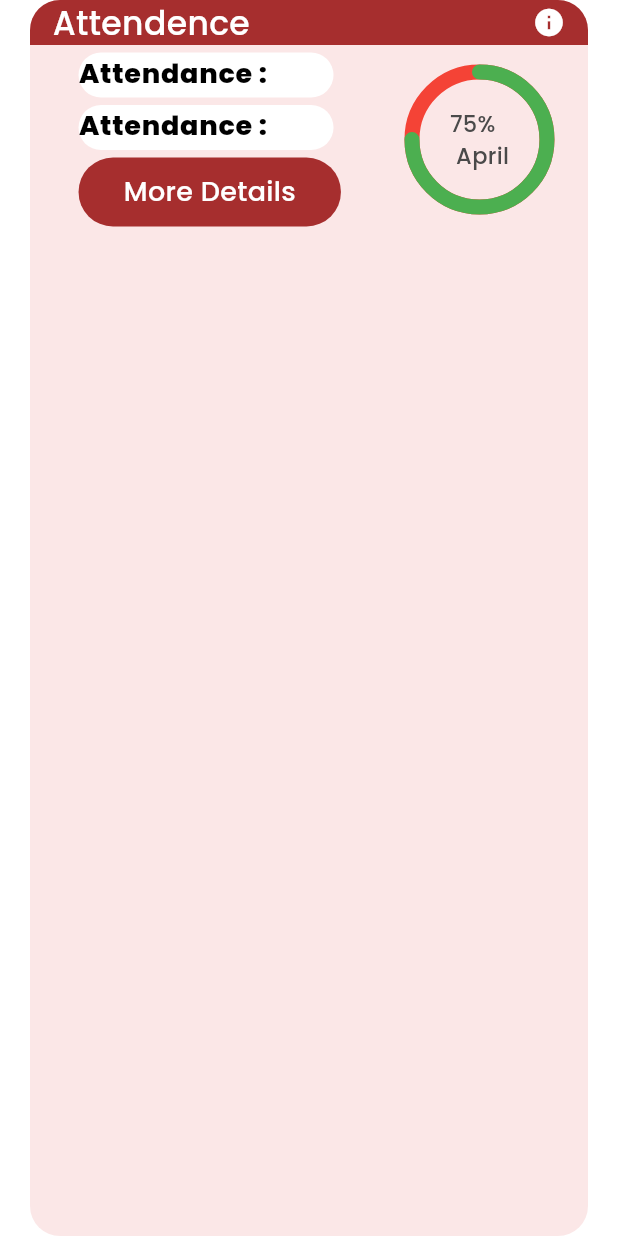
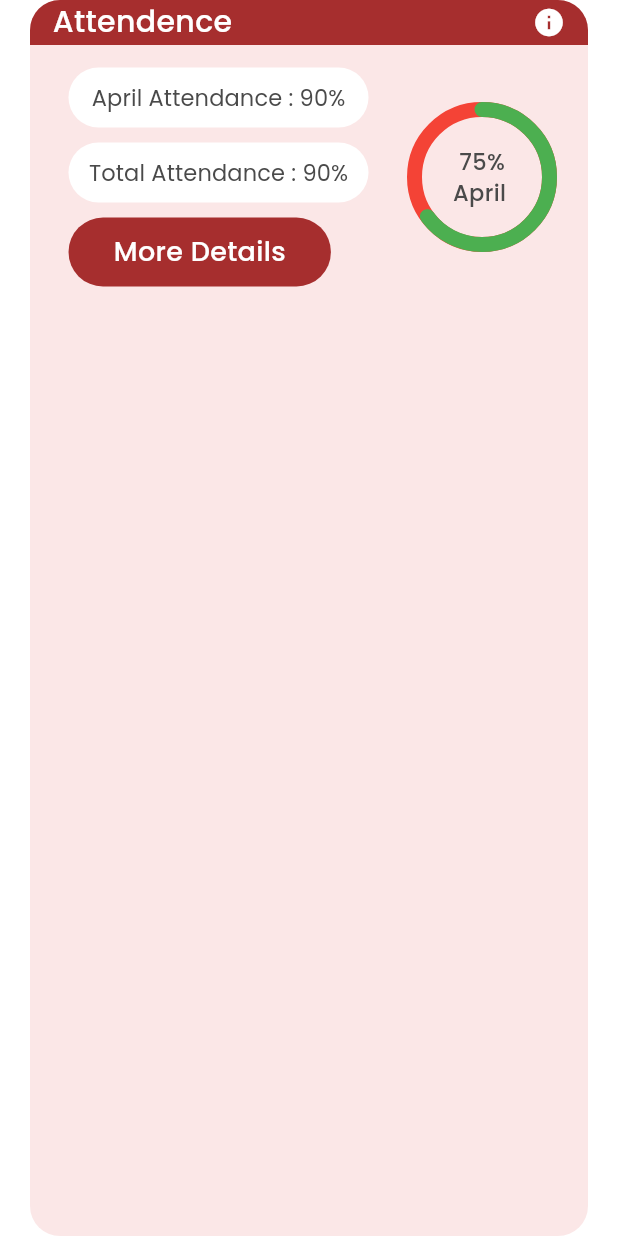
Before and after one commit to lrdpublicschooldevs/LRD-Public-School, a Flutter app: the AttendanceCard widget shown alone on an empty page, opened directly, on a phone screen of 412 x 824 dp. Run offline on Flutter 3.47's test engine with Material 3 defaults, Android fonts, the phone set to English and light mode, and no system bars; drawn by our look-alikes of percent_indicator; our stand-ins replace dropdown_button2, expandable, flutter_svg, get.

Commit message:
fixed dashboard attendance card

```diff
--- a/lib/Pages/Student_profile/DashBoard/Widgets/Attendance.dart
+++ b/lib/Pages/Student_profile/DashBoard/Widgets/Attendance.dart
@@ -32,7 +32,7 @@ class AttendanceCard extends StatelessWidget {
                   children: [
                     Text(
                       "Attendence",
-                      style: TextStyle(fontSize: 22, color: Colors.white),
+                      style: TextStyle(fontSize: 20, color: Colors.white,fontWeight: FontWeight.w500),
                     ),
                     Icon(
                       Icons.info,
@@ -48,38 +48,38 @@ class AttendanceCard extends StatelessWidget {
               mainAxisAlignment: MainAxisAlignment.spaceEvenly,
               children: [
                 Padding(
-                  padding: const EdgeInsets.only(right: 10, left: 10),
+                  padding: const EdgeInsets.only(right: 5, left: 5,top: 10,bottom: 10),
                   child: Column(
                     crossAxisAlignment: CrossAxisAlignment.start,
                     children: [
                       Container(
-                        height: 30,
-                        width: 170,
+                        height: 40,
+                        width: 200,
                         alignment: Alignment.center,
                         decoration: BoxDecoration(
                           borderRadius: BorderRadius.circular(20),
                           color: Colors.white,
                         ),
                         child: Text(
-                          "Attendance : 90%",
-                          style: Theme.of(context).textTheme.bodyLarge,
+                          "April Attendance : 90%",
+                          style: Theme.of(context).textTheme.labelLarge,
                         ),
                       ),
-                      const SizedBox(height: 5),
+                      const SizedBox(height: 10),
                       Container(
-                        height: 30,
-                        width: 170,
+                        height: 40,
+                        width: 200,
                         alignment: Alignment.center,
                         decoration: BoxDecoration(
                           borderRadius: BorderRadius.circular(20),
                           color: Colors.white,
                         ),
                         child: Text(
-                          "Attendance : 90%",
-                          style: Theme.of(context).textTheme.bodyLarge,
+                          "Total Attendance : 90%",
+                          style: Theme.of(context).textTheme.labelLarge,
                         ),
                       ),
-                      const SizedBox(height: 5),
+                      const SizedBox(height: 10),
                       Row(
                         children: [
                           PrimaryBtn(btnName: "More Details", ontap: () {}),
@@ -90,7 +90,7 @@ class AttendanceCard extends StatelessWidget {
                     ],
                   ),
                 ),
-                MyProgressIndicator(percent: 0.75, lable: "75% \n April"),
+                MyProgressIndicator(percent: 0.65, lable: " 75% \nApril"),
               ],
             ),
             const SizedBox(height: 10),
```
